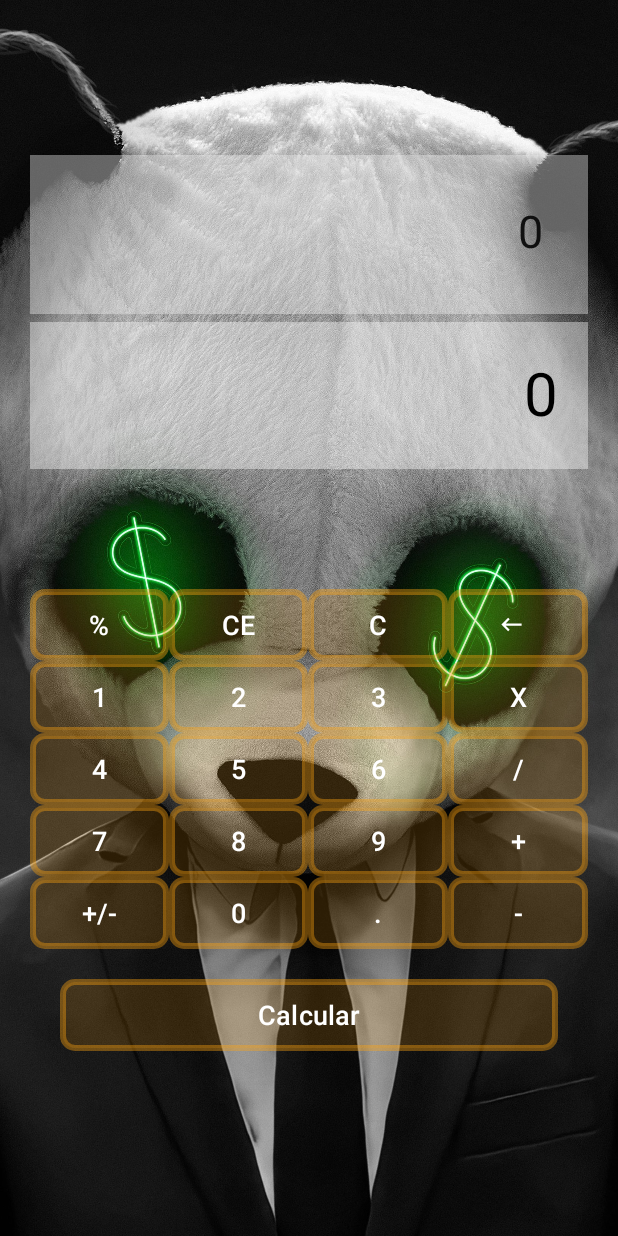
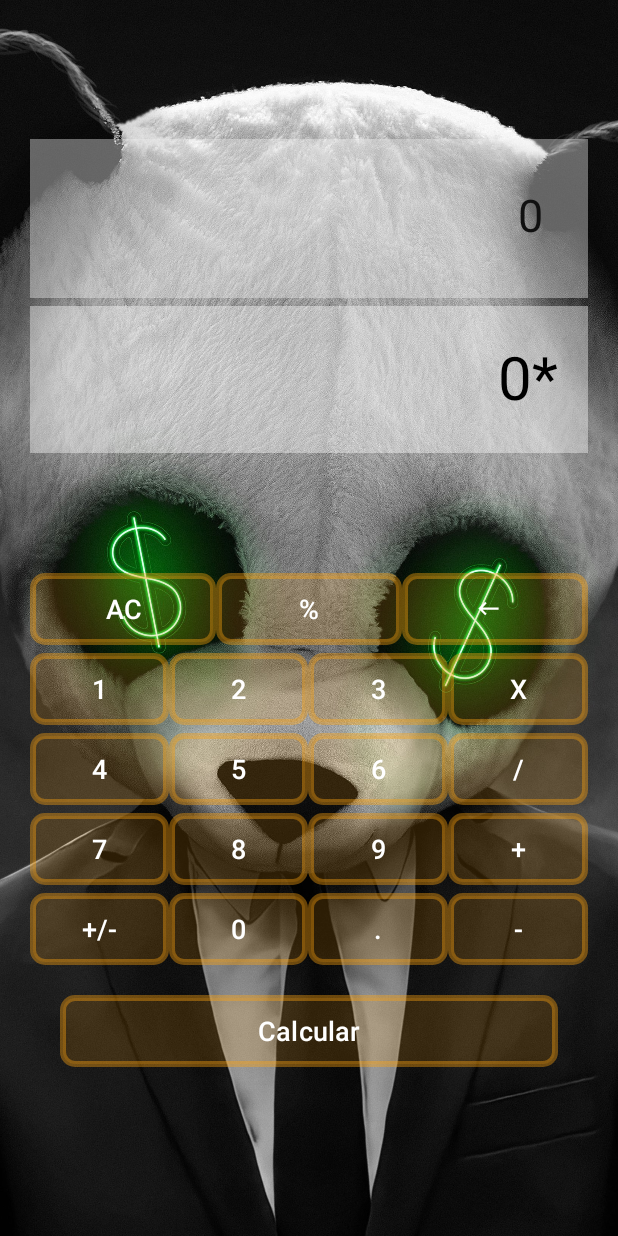
Before and after one commit to RygoDc/CalculadoraAndroid, an Android app: the screen it shows after launch (MainActivity), after a tap on an icon or button, on a phone screen of 412 x 824 dp. Run offline under Robolectric (Android 15) with nearby library versions, the phone set to English and light mode, and no system bars.

Commit message:
terminada la calculadora

```diff
--- a/app/src/main/java/com/rygodc/calculadora/MainActivity.java
+++ b/app/src/main/java/com/rygodc/calculadora/MainActivity.java
@@ -5,6 +5,8 @@ import android.view.View;
 import android.widget.Button;
 import android.widget.TextView;
 import androidx.appcompat.app.AppCompatActivity;
+
+import java.text.DecimalFormat;
 import java.util.ArrayList;
 
 public class MainActivity extends AppCompatActivity {
@@ -37,7 +39,6 @@ public class MainActivity extends AppCompatActivity {
         Button buttonCalcular = findViewById(R.id.buttonCalcular);
         Button buttonPorcentaje = findViewById(R.id.buttonPorcentaje);
         Button buttonCE = findViewById(R.id.buttonCE);
-        Button buttonC = findViewById(R.id.buttonC);
         Button buttonDelete = findViewById(R.id.buttonDelete);
 
         pantalla = findViewById(R.id.pantalla);
@@ -63,7 +64,6 @@ public class MainActivity extends AppCompatActivity {
         buttons.add(buttonCalcular);
         buttons.add(buttonPorcentaje);
         buttons.add(buttonCE);
-        buttons.add(buttonC);
         buttons.add(buttonDelete);
 
         for (Button button : buttons) {
@@ -105,7 +105,7 @@ public class MainActivity extends AppCompatActivity {
                         agregarOperador("*");
                     } else if (view.getId() == R.id.buttonCalcular) {
                         calcular();
-                    } else if (view.getId() == R.id.buttonC || view.getId() == R.id.buttonCE) {
+                    } else if (view.getId() == R.id.buttonCE) {
                         limpiarCalculadora();
                     } else if (view.getId() == R.id.buttonPorcentaje) {
                         calcularPorcentaje();
@@ -128,12 +128,21 @@ public class MainActivity extends AppCompatActivity {
     }
 
     private void agregarOperador(String op) {
-        if (!expresion.toString().isEmpty() && Character.isDigit(expresion.charAt(expresion.length() - 1))) {
-            pantallaAux.setText(pantalla.getText().toString());
-            expresion.append(op);
-            esDecimal = false;
+        if (expresion.toString().isEmpty() || expresion.toString().equals("0")) {
+            expresion.append("0");
+        }
+
+        if (!expresion.toString().isEmpty()) {
+            char ultimoCaracter = expresion.charAt(expresion.length() - 1);
+
+            if (Character.isDigit(ultimoCaracter) || ultimoCaracter == '-') {
+                pantallaAux.setText(pantalla.getText().toString());
+                expresion.append(op);
+                esDecimal = false;
+            }
         }
     }
+
 
     private void calcular() {
         try {
@@ -166,13 +175,15 @@ public class MainActivity extends AppCompatActivity {
 
     private void cambiarSigno() {
         if (!expresion.toString().isEmpty()) {
-            double num = evaluarExpresion(expresion.toString());
-            num = -num;
-            expresion.setLength(0);
-            expresion.append(num);
+            if (expresion.toString().startsWith("-")) {
+                expresion.deleteCharAt(0);
+            } else {
+                expresion.insert(0, "-");
+            }
             pantalla.setText(expresion.toString());
         }
     }
+
 
     private void calcularPorcentaje() {
         if (!expresion.toString().isEmpty()) {
@@ -190,10 +201,10 @@ public class MainActivity extends AppCompatActivity {
         for (int i = 0; i < expr.length(); i++) {
             char c = expr.charAt(i);
 
-            if (Character.isDigit(c)) {
+            if (Character.isDigit(c) || (c == '-' && (i == 0 || !Character.isDigit(expr.charAt(i - 1))))) {
                 StringBuilder sb = new StringBuilder();
 
-                while (i < expr.length() && (Character.isDigit(expr.charAt(i)) || expr.charAt(i) == '.')) {
+                while (i < expr.length() && (Character.isDigit(expr.charAt(i)) || expr.charAt(i) == '.' || (expr.charAt(i) == '-' && sb.length() == 0))) {
                     sb.append(expr.charAt(i++));
                 }
                 i--;
--- a/app/src/main/res/layout/activity_main.xml
+++ b/app/src/main/res/layout/activity_main.xml
@@ -56,7 +56,18 @@
             android:layout_weight="1"
             android:gravity="center"
             android:orientation="horizontal"
-            android:layout_marginTop="80dp">
+            android:layout_marginTop="80dp"
+            android:layout_marginBottom="5dp">
+
+            <Button
+                android:id="@+id/buttonCE"
+                android:layout_width="wrap_content"
+                android:layout_height="wrap_content"
+                android:layout_weight="1"
+                android:background="@drawable/button_ripple"
+                android:elevation="2dp"
+                android:text="AC"
+                android:textSize="18sp" />
 
             <Button
                 android:id="@+id/buttonPorcentaje"
@@ -66,27 +77,7 @@
                 android:background="@drawable/button_ripple"
                 android:elevation="2dp"
                 android:text="%"
-                android:textSize="18sp" />
-
-            <Button
-                android:id="@+id/buttonCE"
-                android:layout_width="wrap_content"
-                android:layout_height="wrap_content"
-                android:layout_weight="1"
-                android:background="@drawable/button_ripple"
-                android:elevation="2dp"
-                android:text="CE"
-                android:textSize="18sp" />
-
-            <Button
-                android:id="@+id/buttonC"
-                android:layout_width="wrap_content"
-                android:layout_height="wrap_content"
-                android:layout_weight="1"
-                android:background="@drawable/button_ripple"
-                android:elevation="2dp"
-                android:text="C"
-                android:textSize="18sp" />
+                android:textSize="18sp"/>
 
             <Button
                 android:id="@+id/buttonDelete"
@@ -97,7 +88,7 @@
                 android:elevation="2dp"
                 android:textSize="18sp"
                 app:icon="@drawable/ic_delete"
-                app:iconGravity="textStart" />
+                app:iconGravity="textStart"/>
         </LinearLayout>
 
         <LinearLayout
@@ -105,7 +96,8 @@
             android:layout_height="match_parent"
             android:layout_weight="0.4"
             android:gravity="center"
-            android:orientation="horizontal">
+            android:orientation="horizontal"
+            android:layout_marginBottom="5dp">
 
             <Button
                 android:id="@+id/button1"
@@ -145,13 +137,14 @@
                 android:background="@drawable/button_ripple"
                 android:elevation="2dp"
                 android:text="X"
-                android:textSize="18sp" />
+                android:textSize="18sp"/>
         </LinearLayout>
 
         <LinearLayout
             android:layout_width="match_parent"
             android:layout_height="wrap_content"
-            android:orientation="horizontal">
+            android:orientation="horizontal"
+            android:layout_marginBottom="5dp">
 
             <Button
                 android:id="@+id/button4"
@@ -198,7 +191,8 @@
         <LinearLayout
             android:layout_width="match_parent"
             android:layout_height="wrap_content"
-            android:orientation="horizontal">
+            android:orientation="horizontal"
+            android:layout_marginBottom="5dp">
 
             <Button
                 android:id="@+id/button7"
```
